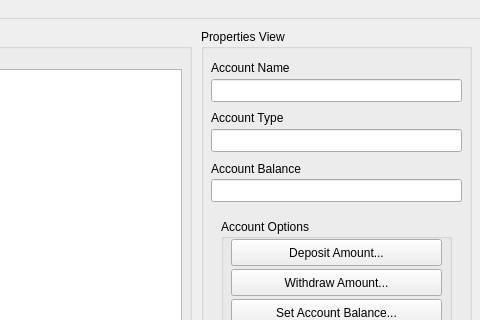
The window that gui/EasyAcct.ui (Aspectious/EasyAcct) describes before a commit, drawn with Qt 5; both pictures show x 539 to 1019 and y 0 to 320 of the 1019 by 585 pixel window.
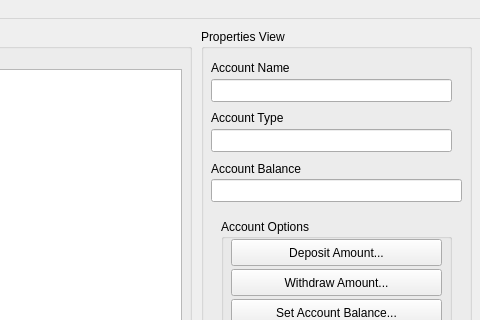
The same window after the commit. Custom widgets are drawn as their Qt base class.

The edit to the form file:
```diff
--- a/gui/EasyAcct.ui
+++ b/gui/EasyAcct.ui
@@ -120,16 +120,6 @@
       <string>Account Name</string>
      </property>
     </widget>
-    <widget class="KLineEdit" name="vP_AccountNameBox">
-     <property name="geometry">
-      <rect>
-       <x>10</x>
-       <y>50</y>
-       <width>251</width>
-       <height>23</height>
-      </rect>
-     </property>
-    </widget>
     <widget class="QLabel" name="label_3">
      <property name="geometry">
       <rect>
@@ -143,19 +133,6 @@
       <string>Account Type</string>
      </property>
     </widget>
-    <widget class="KLineEdit" name="vP_AccounTypeBox">
-     <property name="geometry">
-      <rect>
-       <x>10</x>
-       <y>100</y>
-       <width>251</width>
-       <height>23</height>
-      </rect>
-     </property>
-     <property name="readOnly">
-      <bool>true</bool>
-     </property>
-    </widget>
     <widget class="QLabel" name="label">
      <property name="geometry">
       <rect>
@@ -273,6 +250,29 @@
       </property>
      </widget>
     </widget>
+    <widget class="QLineEdit" name="vP_AccountNameBox">
+     <property name="geometry">
+      <rect>
+       <x>10</x>
+       <y>50</y>
+       <width>241</width>
+       <height>23</height>
+      </rect>
+     </property>
+     <property name="text">
+      <string/>
+     </property>
+    </widget>
+    <widget class="QLineEdit" name="vP_AccountTypeBox">
+     <property name="geometry">
+      <rect>
+       <x>10</x>
+       <y>100</y>
+       <width>241</width>
+       <height>23</height>
+      </rect>
+     </property>
+    </widget>
    </widget>
   </widget>
   <widget class="QMenuBar" name="menubar">
@@ -371,13 +371,6 @@
    </property>
   </action>
  </widget>
- <customwidgets>
-  <customwidget>
-   <class>KLineEdit</class>
-   <extends>QLineEdit</extends>
-   <header>klineedit.h</header>
-  </customwidget>
- </customwidgets>
  <resources/>
  <connections/>
 </ui>
```
Left out of the diff: 46 changed lines with no effect on the pictures.
